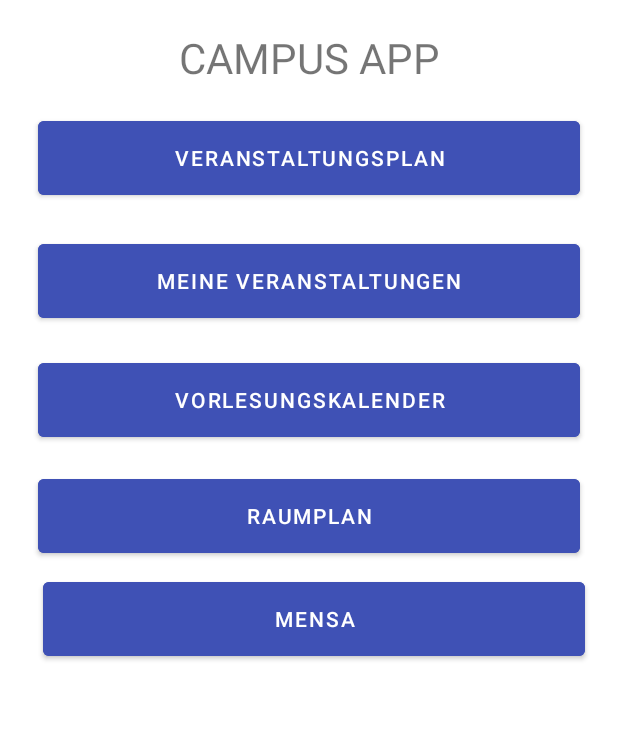
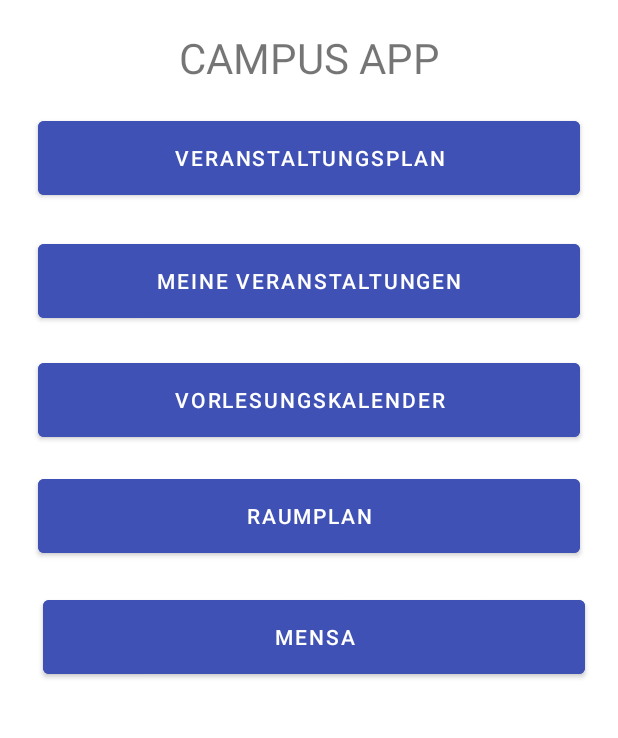
Before and after one commit to GrowThinky/SP22_Gruppe_Heindl_Grabiec_Huynh_Funtov, an Android app: the HomeScreen screen opened directly, with no data from a screen before it, on a phone screen of 412 x 824 dp, the part 274-1012 px from its top. Run offline under Robolectric (Android 15) with nearby library versions, the phone set to English and light mode, and no system bars; 1 statement that could not run was skipped.

Commit message:
fixed button spacing

```diff
--- a/IliasApp/app/src/main/java/de/uni_marburg/iliasapp/Mensa.java
+++ b/IliasApp/app/src/main/java/de/uni_marburg/iliasapp/Mensa.java
@@ -6,8 +6,6 @@ import android.webkit.WebSettings;
 import android.webkit.WebView;
 
 import androidx.appcompat.app.AppCompatActivity;
-
-
 
 
 public class Mensa extends AppCompatActivity {
--- a/IliasApp/app/src/main/res/layout/homescreen.xml
+++ b/IliasApp/app/src/main/res/layout/homescreen.xml
@@ -31,7 +31,7 @@
         app:layout_constraintHorizontal_bias="0.56"
         app:layout_constraintStart_toStartOf="parent"
         app:layout_constraintTop_toTopOf="parent"
-        app:layout_constraintVertical_bias="0.72" />
+        app:layout_constraintVertical_bias="0.737" />
 
     <Button
         android:id="@+id/button_Vorlesungskalender"
```
